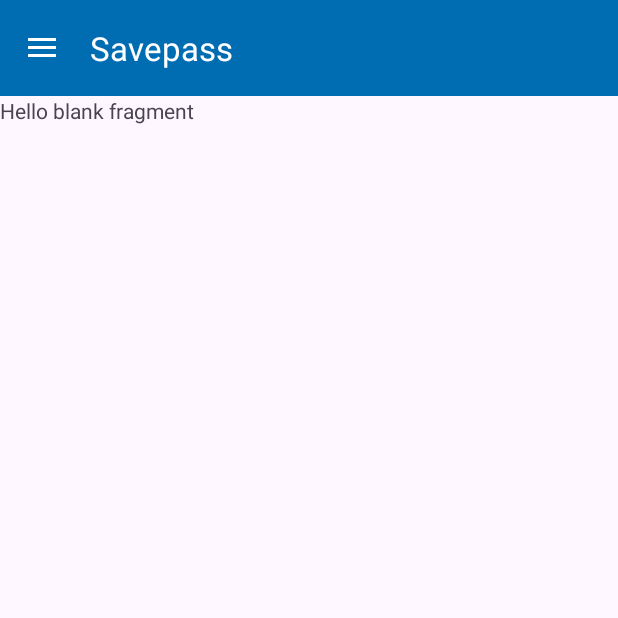
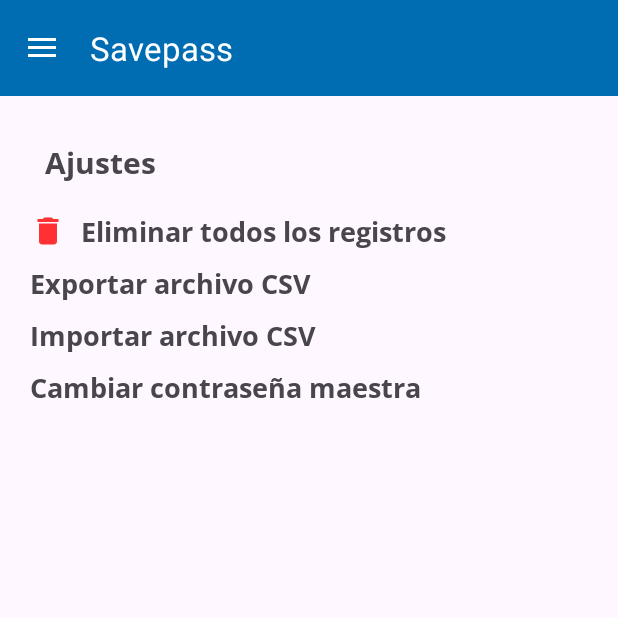
Before and after one commit to EstephanyZamora/Savepass, an Android app: the screen it shows after launch (MainActivity), in the side drawer, after a tap on "Ajustes", on a phone screen of 412 x 824 dp, the top half of it. Run offline under Robolectric (Android 15) with nearby library versions, the phone set to English and light mode, and no system bars.

Commit message:
ya elimina todos los registros

```diff
--- a/app/src/main/java/com/example/savepassapp/BaseDeDatos/BDHelper.java
+++ b/app/src/main/java/com/example/savepassapp/BaseDeDatos/BDHelper.java
@@ -164,4 +164,10 @@ public class BDHelper extends SQLiteOpenHelper {
         db.close();
     }
 
+    public void EliminarTodosRegistros(){
+        SQLiteDatabase db = getWritableDatabase();
+        db.execSQL("DELETE FROM "+Constants.TABLE_NAME);
+        db.close();
+    }
+
 }
--- a/app/src/main/java/com/example/savepassapp/Fragmentos/F_Ajustes.java
+++ b/app/src/main/java/com/example/savepassapp/Fragmentos/F_Ajustes.java
@@ -1,5 +1,7 @@
 package com.example.savepassapp.Fragmentos;
 
+import android.app.Dialog;
+import android.content.Intent;
 import android.os.Bundle;
 
 import androidx.fragment.app.Fragment;
@@ -7,60 +9,68 @@ import androidx.fragment.app.Fragment;
 import android.view.LayoutInflater;
 import android.view.View;
 import android.view.ViewGroup;
+import android.widget.Button;
+import android.widget.TextView;
+import android.widget.Toast;
 
+import com.example.savepassapp.BaseDeDatos.BDHelper;
+import com.example.savepassapp.MainActivity;
 import com.example.savepassapp.R;
 
-/**
- * A simple {@link Fragment} subclass.
- * Use the {@link F_Ajustes#newInstance} factory method to
- * create an instance of this fragment.
- */
+
 public class F_Ajustes extends Fragment {
 
-    // TODO: Rename parameter arguments, choose names that match
-    // the fragment initialization parameters, e.g. ARG_ITEM_NUMBER
-    private static final String ARG_PARAM1 = "param1";
-    private static final String ARG_PARAM2 = "param2";
-
-    // TODO: Rename and change types of parameters
-    private String mParam1;
-    private String mParam2;
-
-    public F_Ajustes() {
-        // Required empty public constructor
-    }
-
-    /**
-     * Use this factory method to create a new instance of
-     * this fragment using the provided parameters.
-     *
-     * @param param1 Parameter 1.
-     * @param param2 Parameter 2.
-     * @return A new instance of fragment F_Ajustes.
-     */
-    // TODO: Rename and change types and number of parameters
-    public static F_Ajustes newInstance(String param1, String param2) {
-        F_Ajustes fragment = new F_Ajustes();
-        Bundle args = new Bundle();
-        args.putString(ARG_PARAM1, param1);
-        args.putString(ARG_PARAM2, param2);
-        fragment.setArguments(args);
-        return fragment;
-    }
-
-    @Override
-    public void onCreate(Bundle savedInstanceState) {
-        super.onCreate(savedInstanceState);
-        if (getArguments() != null) {
-            mParam1 = getArguments().getString(ARG_PARAM1);
-            mParam2 = getArguments().getString(ARG_PARAM2);
-        }
-    }
+    TextView Eliminar_Todos_Registros;
+    Dialog dialog;
+    BDHelper bdHelper;
 
     @Override
     public View onCreateView(LayoutInflater inflater, ViewGroup container,
                              Bundle savedInstanceState) {
         // Inflate the layout for this fragment
-        return inflater.inflate(R.layout.fragment_f__ajustes, container, false);
+        View view = inflater.inflate(R.layout.fragment_f__ajustes, container, false);
+
+        Eliminar_Todos_Registros = view.findViewById(R.id.Eliminar_Todos_Registros);
+        dialog = new Dialog(getActivity());
+        bdHelper = new BDHelper(getActivity());
+        Eliminar_Todos_Registros.setOnClickListener(new View.OnClickListener() {
+            @Override
+            public void onClick(View view) {
+                Dialog_Eliminar_Registros();
+
+            }
+        });
+
+        return view;
+    }
+
+    private void Dialog_Eliminar_Registros() {
+        Button Btn_Si, Btn_Cancelar;
+
+        dialog.setContentView(R.layout.cuadro_dialogo_eliminar_todos_registros);
+
+
+        Btn_Si = dialog.findViewById(R.id.Btn_Si);
+        Btn_Cancelar = dialog.findViewById(R.id.Btn_Cancelar);
+
+        Btn_Si.setOnClickListener(new View.OnClickListener() {
+            @Override
+            public void onClick(View v) {
+                bdHelper.EliminarTodosRegistros();
+                startActivity(new Intent(getActivity(), MainActivity.class));
+                Toast.makeText(getActivity(), "Se ha eliminado todos los registros", Toast.LENGTH_SHORT).show();
+                dialog.dismiss();
+            }
+        });
+
+        Btn_Cancelar.setOnClickListener(new View.OnClickListener() {
+            @Override
+            public void onClick(View v) {
+                dialog.dismiss();
+            }
+        });
+        dialog.show();
+        dialog.setCancelable(false);
+
     }
 }
--- /dev/null
+++ b/app/src/main/res/drawable-anydpi/icono_eliminar_registro.xml
@@ -0,0 +1,11 @@
+<vector xmlns:android="http://schemas.android.com/apk/res/android"
+    android:width="24dp"
+    android:height="24dp"
+    android:viewportWidth="24"
+    android:viewportHeight="24"
+    android:tint="#FF0000"
+    android:alpha="0.8">
+  <path
+      android:fillColor="@android:color/white"
+      android:pathData="M6,19c0,1.1 0.9,2 2,2h8c1.1,0 2,-0.9 2,-2V7H6v12zM19,4h-3.5l-1,-1h-5l-1,1H5v2h14V4z"/>
+</vector>
--- a/app/src/main/res/layout/fragment_f__ajustes.xml
+++ b/app/src/main/res/layout/fragment_f__ajustes.xml
@@ -1,14 +1,87 @@
 <?xml version="1.0" encoding="utf-8"?>
-<FrameLayout xmlns:android="http://schemas.android.com/apk/res/android"
+<RelativeLayout xmlns:android="http://schemas.android.com/apk/res/android"
     xmlns:tools="http://schemas.android.com/tools"
     android:layout_width="match_parent"
     android:layout_height="match_parent"
-    tools:context=".Fragmentos.F_Ajustes">
+    tools:context=".Fragmentos.F_Ajustes"
+    xmlns:app="http://schemas.android.com/apk/res-auto"
+    >
 
-    <!-- TODO: Update blank fragment layout -->
-    <TextView
+    <androidx.appcompat.widget.LinearLayoutCompat
         android:layout_width="match_parent"
-        android:layout_height="match_parent"
-        android:text="@string/hello_blank_fragment" />
+        android:layout_height="wrap_content"
+        android:orientation="vertical">
 
-</FrameLayout>
+        <TextView
+            android:layout_width="wrap_content"
+            android:layout_height="wrap_content"
+            android:text="@string/Txt_Ajustes"
+            android:fontFamily="@font/opensans_bold"
+            android:padding="10dp"
+            android:textSize="20sp"
+            android:layout_marginStart="20dp"
+            android:layout_marginTop="20dp"/>
+
+        <TextView
+            android:id="@+id/Eliminar_Todos_Registros"
+            android:layout_width="wrap_content"
+            android:layout_height="wrap_content"
+            android:fontFamily="@font/opensans_bold"
+            android:text="@string/Eliminar_Todos_Registros"
+            android:layout_marginStart="20dp"
+            android:textSize="18sp"
+            android:layout_marginTop="10dp"
+            app:drawableStartCompat="@drawable/icono_eliminar_registro"
+            android:drawablePadding="10dp"
+            android:clickable="true"
+            android:focusable="true"
+            android:foreground="?android:attr/selectableItemBackground"/>
+
+        <TextView
+            android:id="@+id/Exportar_Archivo"
+            android:layout_width="wrap_content"
+            android:layout_height="wrap_content"
+            android:fontFamily="@font/opensans_bold"
+            android:text="@string/Exportar_Archivo"
+            android:layout_marginStart="20dp"
+            android:textSize="18sp"
+            android:layout_marginTop="10dp"
+            android:drawablePadding="10dp"
+            android:clickable="true"
+            android:focusable="true"
+            android:foreground="?android:attr/selectableItemBackground"/>
+
+        <TextView
+            android:id="@+id/Importar_Archivo"
+            android:layout_width="wrap_content"
+            android:layout_height="wrap_content"
+            android:fontFamily="@font/opensans_bold"
+            android:text="@string/Importar_Archivo"
+            android:layout_marginStart="20dp"
+            android:textSize="18sp"
+            android:layout_marginTop="10dp"
+
+            android:drawablePadding="10dp"
+            android:clickable="true"
+            android:focusable="true"
+            android:foreground="?android:attr/selectableItemBackground"/>
+
+        <TextView
+            android:id="@+id/Cambiar_password_maestra"
+            android:layout_width="wrap_content"
+            android:layout_height="wrap_content"
+            android:fontFamily="@font/opensans_bold"
+            android:text="@string/Cambiar_password_maestra"
+            android:layout_marginStart="20dp"
+            android:textSize="18sp"
+            android:layout_marginTop="10dp"
+
+            android:drawablePadding="10dp"
+            android:clickable="true"
+            android:focusable="true"
+            android:foreground="?android:attr/selectableItemBackground"/>
+
+    </androidx.appcompat.widget.LinearLayoutCompat>
+
+
+</RelativeLayout>
```
Also changed, not shown: app/src/main/assets/eliminar.json (added, +1 -0 lines), app/src/main/res/layout/cuadro_dialogo_eliminar_todos_registros.xml (added, +47 -0 lines), app/src/main/res/drawable-hdpi/icono_eliminar_registro.png (added), app/src/main/res/drawable-mdpi/icono_eliminar_registro.png (added), app/src/main/res/drawable-xhdpi/icono_eliminar_registro.png (added), app/src/main/res/drawable-xxhdpi/icono_eliminar_registro.png (added).
